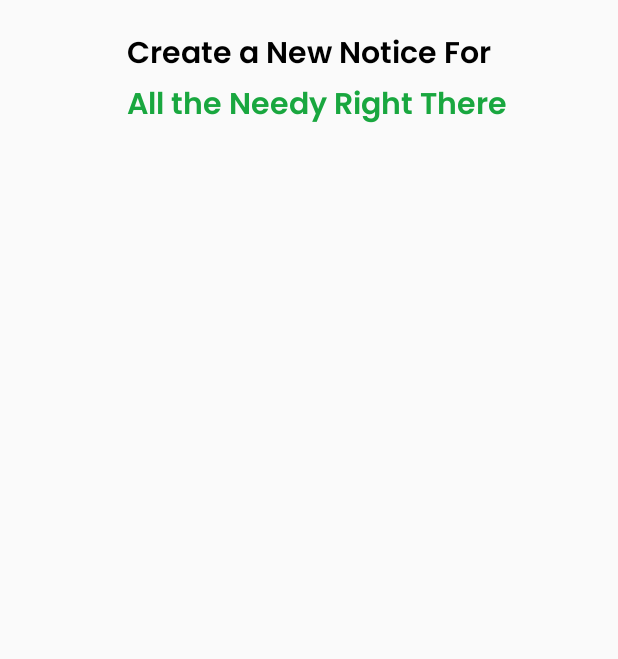
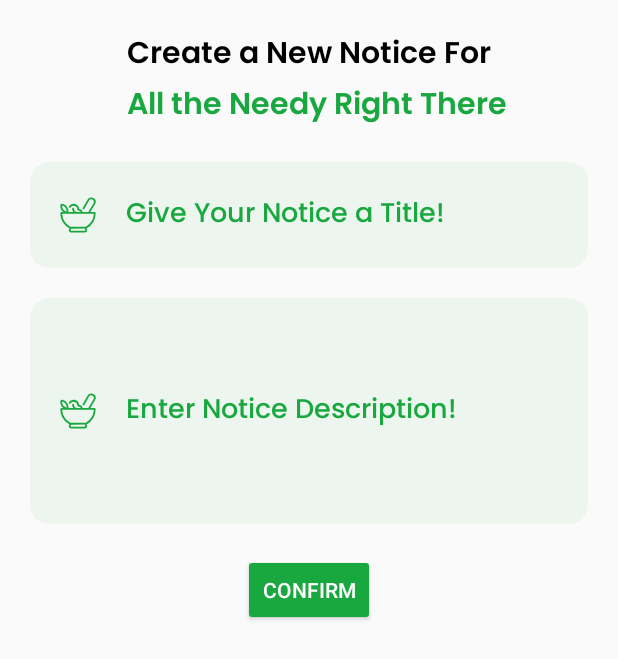
Before and after one commit to chetan7020/FoodBankApp, an Android app: the layout add_new_notice_layout.xml on its own in the app's theme, with its tools: preview values and no code run, on a phone screen of 412 x 824 dp. Shown: the top 659 px of the screen. Run offline under Robolectric (Android 15) with nearby library versions, the phone set to English and light mode, and no system bars.

Commit message:
Notice Layout Updated

```diff
--- a/app/src/main/res/layout/add_new_notice_layout.xml
+++ b/app/src/main/res/layout/add_new_notice_layout.xml
@@ -30,6 +30,72 @@
             android:textColor="@color/green"
             android:textSize="20dp" />
 
-    </LinearLayout>
+        </LinearLayout>
+
+        <LinearLayout
+            android:id="@+id/secondNoticeLinerLayout"
+            android:layout_width="match_parent"
+            android:layout_height="wrap_content"
+            android:orientation="vertical"
+            android:layout_below="@id/topLinerLayout"
+            android:padding="20dp">
+
+        <EditText
+            android:layout_width="match_parent"
+            android:layout_height="wrap_content"
+            android:background="@drawable/splash_button"
+            android:drawableLeft="@drawable/food_svg1"
+            android:drawablePadding="20dp"
+            android:fontFamily="@font/poppins_medium"
+            android:hint="Give Your Notice a Title!"
+            android:inputType="text"
+            android:padding="20dp"
+            android:textColorHint="@color/green"
+            android:textSize="18dp" />
+
+        <EditText
+            android:layout_marginTop="20dp"
+            android:layout_width="match_parent"
+            android:layout_height="wrap_content"
+            android:background="@drawable/splash_button"
+            android:drawableLeft="@drawable/food_svg1"
+            android:drawablePadding="20dp"
+            android:fontFamily="@font/poppins_medium"
+            android:hint="Enter Notice Description!"
+            android:padding="20dp"
+            android:textColorHint="@color/green"
+            android:inputType="textMultiLine"
+            android:minLines="4"
+            android:textSize="18dp" />
+
+<!--            <com.google.android.material.textfield.TextInputLayout-->
+<!--                android:layout_width="match_parent"-->
+<!--                android:layout_height="wrap_content"-->
+<!--                android:background="@drawable/splash_button"-->
+<!--                android:drawableLeft="@drawable/food_svg1"-->
+<!--                android:drawablePadding="20dp"-->
+<!--                android:layout_marginTop="30dp"-->
+<!--                android:padding="20dp">-->
+
+<!--                <com.google.android.material.textfield.TextInputEditText-->
+<!--                    android:layout_width="match_parent"-->
+<!--                    android:layout_height="wrap_content"-->
+<!--                    android:fontFamily="@font/poppins_medium"-->
+<!--                    android:hint="Enter Your Notice Description!"-->
+<!--                    android:inputType="textMultiLine"-->
+<!--                    android:minLines="4"-->
+<!--                    android:textColorHint="@color/green"-->
+<!--                    android:textSize="18dp" />-->
+<!--            </com.google.android.material.textfield.TextInputLayout>-->
+        </LinearLayout>
+
+    <Button
+        android:layout_below="@id/secondNoticeLinerLayout"
+        android:layout_width="wrap_content"
+        android:layout_height="wrap_content"
+        android:backgroundTint="@color/green"
+        android:layout_centerHorizontal="true"
+        android:text="Confirm"
+        android:textColor="@color/white" />
 
 </RelativeLayout>
```
